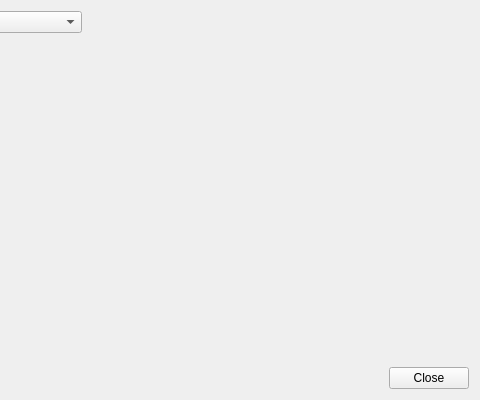
Above: spinetoolbox/ui/parameter_value_editor.ui from spine-tools/Spine-Toolbox before the change; both pictures show x 220 to 700 and y 0 to 400 of the 700 by 400 pixel window. Below: the same form after it.
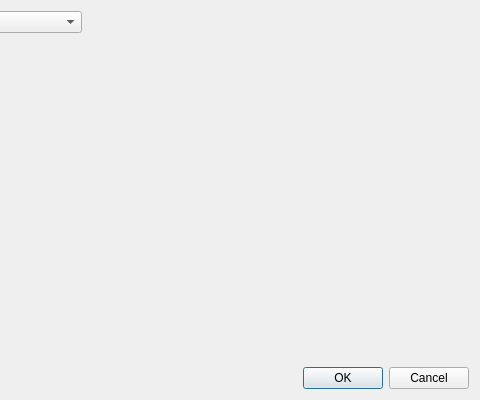
That is the form after the change.

Commit message:
Add cancel button to parameter value editor.
There is now an OK and a Cancel button instead of just Close. Also, the
editor now shows a warning box and opens into a default editor if the
parameter value fails to decode. Before an exception was raised.

Re #325

What changed in the file:
```diff
--- a/spinetoolbox/ui/parameter_value_editor.ui
+++ b/spinetoolbox/ui/parameter_value_editor.ui
@@ -109,7 +109,23 @@
      <item>
       <widget class="QPushButton" name="close_button">
        <property name="text">
-        <string>Close</string>
+        <string>OK</string>
+       </property>
+       <property name="autoDefault">
+        <bool>true</bool>
+       </property>
+       <property name="default">
+        <bool>true</bool>
+       </property>
+      </widget>
+     </item>
+     <item>
+      <widget class="QPushButton" name="cancle_button">
+       <property name="text">
+        <string>Cancel</string>
+       </property>
+       <property name="autoDefault">
+        <bool>true</bool>
        </property>
       </widget>
      </item>
```
Left out of the diff: 2 changed lines with no effect on the pictures. The commit also changes 5 other files.
